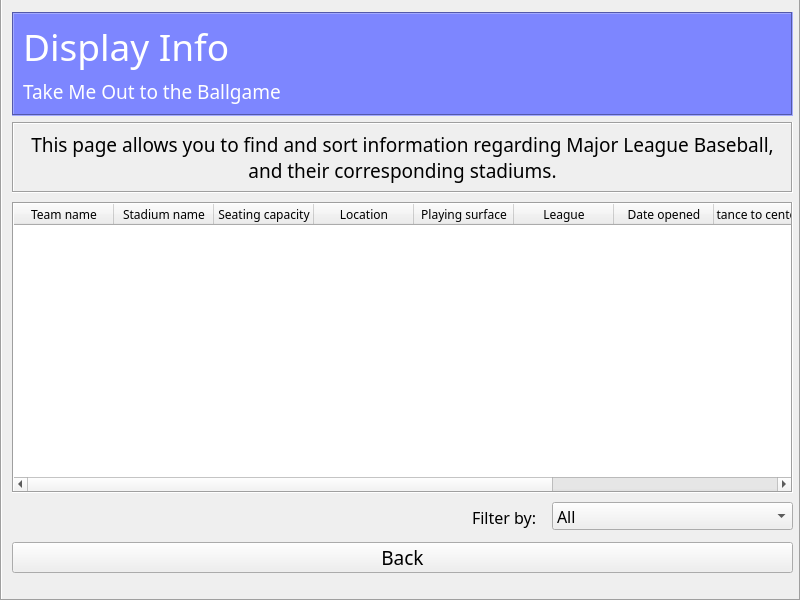
Before: the Qt Designer form mainwindow.ui in RSpeckles/Baseball, drawn with Qt 5.
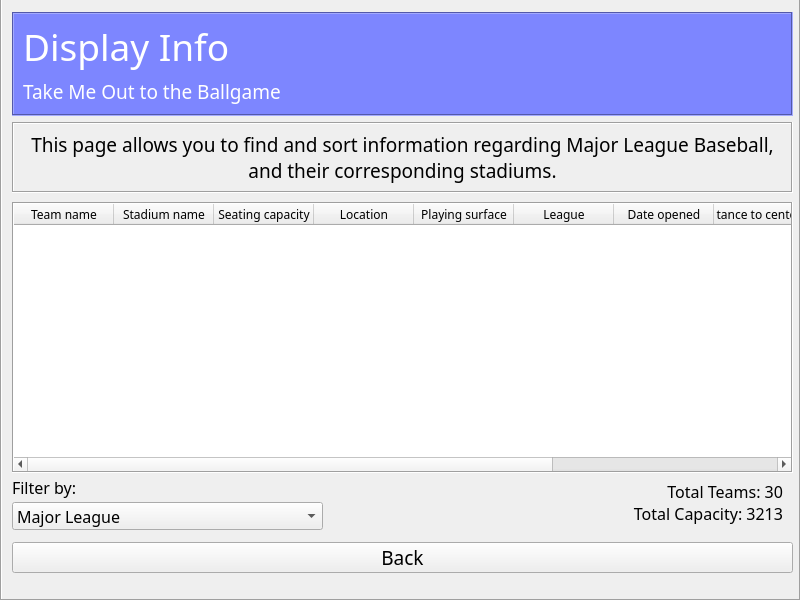
After: the same form once the commit is applied. The open tabs and pages were chosen to show the change.

Commit message: Finished display page UI and modified sort function

Diff of the .ui file:
```diff
--- a/mainwindow.ui
+++ b/mainwindow.ui
@@ -459,7 +459,7 @@
         <x>10</x>
         <y>220</y>
         <width>781</width>
-        <height>291</height>
+        <height>271</height>
        </rect>
       </property>
       <property name="font">
@@ -528,9 +528,9 @@
      <widget class="QComboBox" name="comboBox">
       <property name="geometry">
        <rect>
-        <x>550</x>
+        <x>10</x>
         <y>520</y>
-        <width>241</width>
+        <width>311</width>
         <height>28</height>
        </rect>
       </property>
@@ -540,11 +540,6 @@
         <pointsize>12</pointsize>
        </font>
       </property>
-      <item>
-       <property name="text">
-        <string>All</string>
-       </property>
-      </item>
       <item>
        <property name="text">
         <string>Major League</string>
@@ -574,8 +569,8 @@
      <widget class="QLabel" name="labelFilterBy">
       <property name="geometry">
        <rect>
-        <x>470</x>
-        <y>520</y>
+        <x>10</x>
+        <y>490</y>
         <width>81</width>
         <height>31</height>
        </rect>
@@ -590,6 +585,29 @@
        <string>Filter by:</string>
       </property>
      </widget>
+     <widget class="QLabel" name="totalDisplay">
+      <property name="geometry">
+       <rect>
+        <x>600</x>
+        <y>490</y>
+        <width>181</width>
+        <height>61</height>
+       </rect>
+      </property>
+      <property name="font">
+       <font>
+        <family>Bahnschrift Light</family>
+        <pointsize>12</pointsize>
+       </font>
+      </property>
+      <property name="text">
+       <string>Total Teams: 30 
+Total Capacity: 3213</string>
+      </property>
+      <property name="alignment">
+       <set>Qt::AlignRight|Qt::AlignTrailing|Qt::AlignVCenter</set>
+      </property>
+     </widget>
     </widget>
     <widget class="QWidget" name="plan">
      <widget class="QLabel" name="descPlan">
```
Left out of the diff: 26 changed lines with no effect on the pictures. The commit also changes 4 other files.
